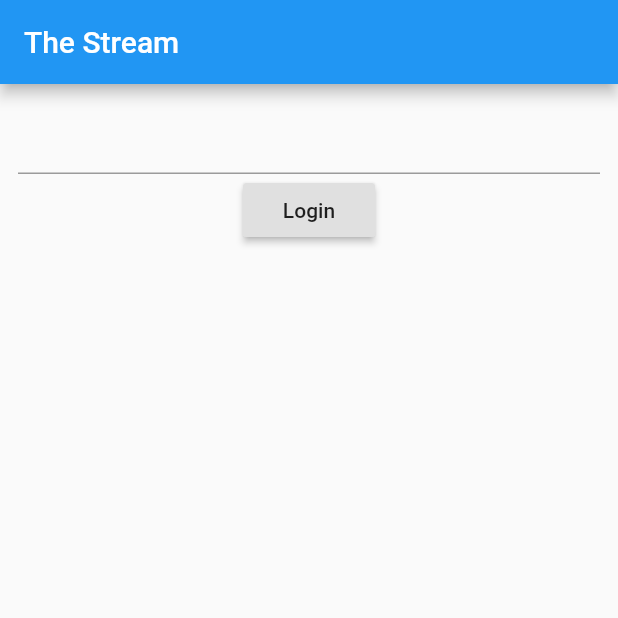
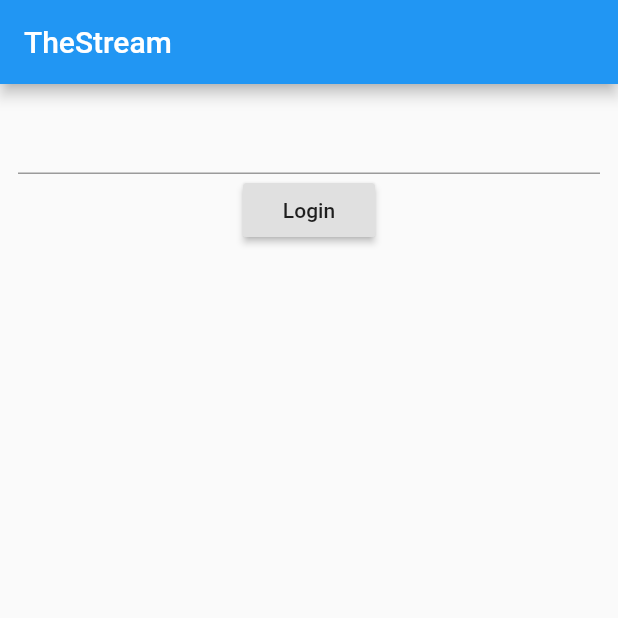
Before and after one commit to astrotars/stream-flutter, a Flutter app: the screen it shows after launch, on a phone screen of 412 x 824 dp, the top half of it. Run offline on Flutter 3.47's test engine with Material 2 defaults, Android fonts, the phone set to English and light mode, and no system bars.

Commit message:
Full draft

```diff
--- a/mobile/lib/api_service.dart
+++ b/mobile/lib/api_service.dart
@@ -5,7 +5,7 @@ import 'package:http/http.dart' as http;
 
 class ApiService {
   static const platform = const MethodChannel('io.getstream/backend');
-  static const _baseUrl = 'https://f48f0281.ngrok.io';
+  static const _baseUrl = 'http://10.0.2.2:8080'; // android only, for both platforms use something like: https://ngrok.com/
 
   Future<Map> login(String user) async {
     var authResponse = await http.post('$_baseUrl/v1/users', body: {'sender': user});
--- a/mobile/lib/main.dart
+++ b/mobile/lib/main.dart
@@ -13,11 +13,11 @@ class MyApp extends StatelessWidget {
   @override
   Widget build(BuildContext context) {
     return MaterialApp(
-      title: 'The Stream',
+      title: 'TheStream',
       theme: ThemeData(
         primarySwatch: Colors.blue,
       ),
-      home: MyHomePage(title: 'The Stream'),
+      home: MyHomePage(title: 'TheStream'),
     );
   }
 }
@@ -101,8 +101,8 @@ class _MyHomePageState extends State<MyHomePage> {
         bottomNavigationBar: BottomNavigationBar(
           items: const <BottomNavigationBarItem>[
             BottomNavigationBarItem(
-              icon: Icon(Icons.home),
-              title: Text('Home'),
+              icon: Icon(Icons.list),
+              title: Text('Timeline'),
             ),
             BottomNavigationBarItem(
               icon: Icon(Icons.person),
@@ -120,7 +120,7 @@ class _MyHomePageState extends State<MyHomePage> {
     } else {
       return Scaffold(
         appBar: AppBar(
-          title: Text("The Stream"),
+          title: Text("TheStream"),
         ),
         body: Builder(
           builder: (BuildContext context) {
--- a/mobile/lib/people.dart
+++ b/mobile/lib/people.dart
@@ -41,7 +41,7 @@ class _PeopleState extends State<People> {
                           FlatButton(
                             child: const Text('Follow'),
                             onPressed: () async {
-                              var result = await ApiService().follow(widget.account, u);
+                              await ApiService().follow(widget.account, u);
                               Navigator.pop(context, "Followed");
                             },
                           )
--- a/mobile/lib/timeline.dart
+++ b/mobile/lib/timeline.dart
@@ -55,6 +55,7 @@ class _TimelineState extends State<Timeline> {
             ),
           ),
         );
-        });
+      },
+    );
   }
 }
```
Also changed, not shown: 1 other file. Lines whose indentation alone changed are shown as unchanged.
